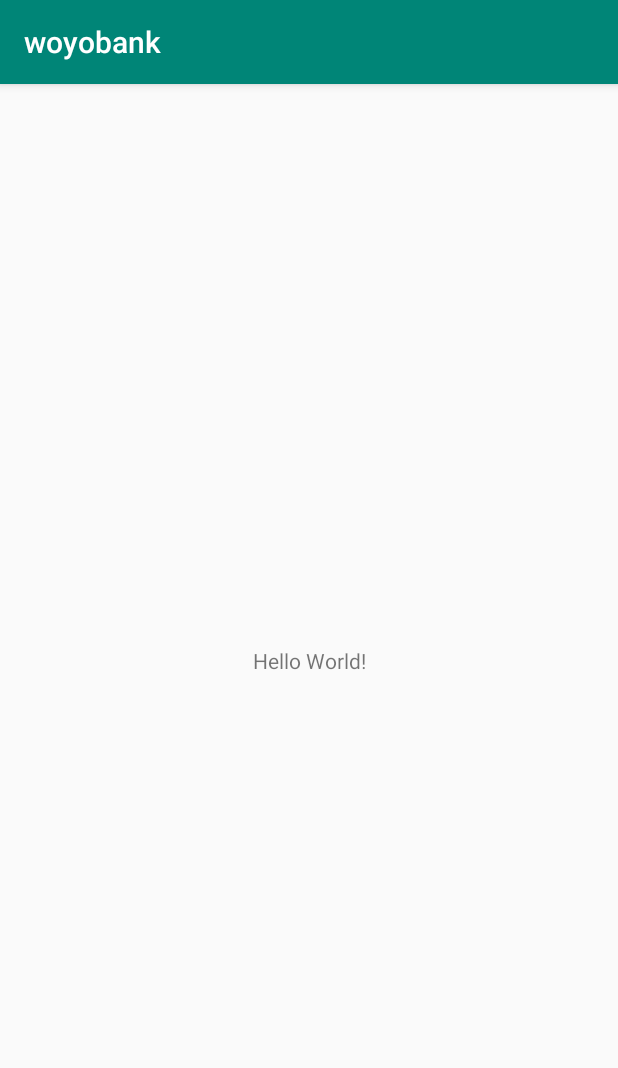
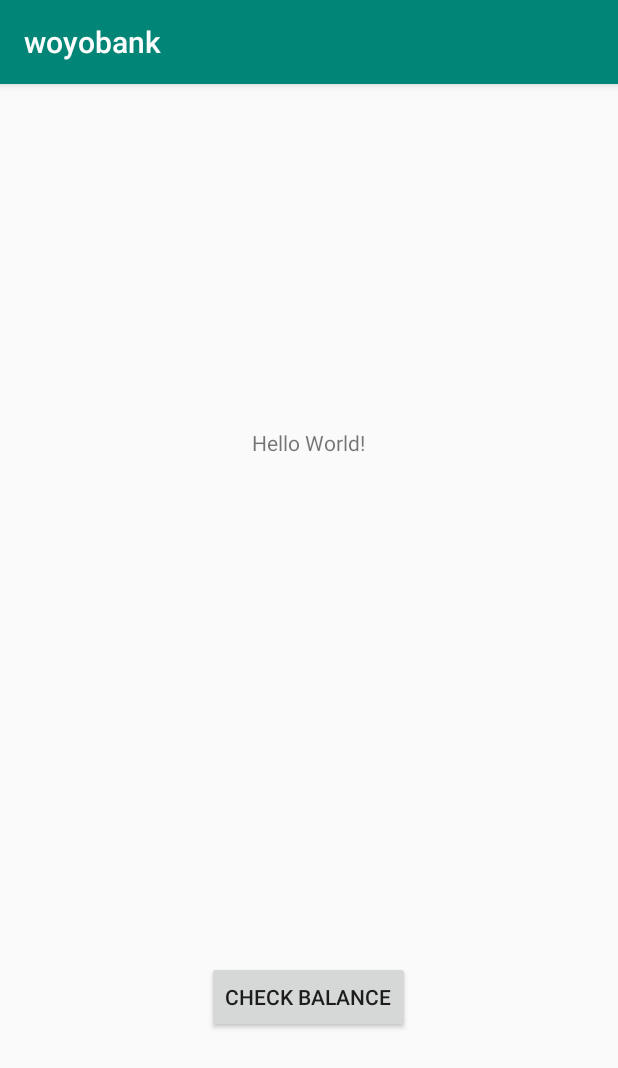
Before and after one commit to Arvinkosasih/DesignThinking-and-Project-Management, an Android app: the screen it shows after launch (MainActivity), on a phone screen of 412 x 824 dp. Shown: the top 1068 px of the screen. Run offline under Robolectric (Android 15) with nearby library versions, the phone set to English and light mode, and no system bars.

Commit message:
update main
add Intent to other activity

```diff
--- a/app/src/main/java/com/woyobank/woyobank/MainActivity.java
+++ b/app/src/main/java/com/woyobank/woyobank/MainActivity.java
@@ -1,13 +1,22 @@
 package com.woyobank.woyobank;
 
+import android.content.Intent;
 import android.support.v7.app.AppCompatActivity;
 import android.os.Bundle;
+import android.view.View;
+import android.widget.Button;
 
 public class MainActivity extends AppCompatActivity {
+
 
     @Override
     protected void onCreate(Bundle savedInstanceState) {
         super.onCreate(savedInstanceState);
         setContentView(R.layout.activity_main);
     }
+
+    public void balanceButton(View view){
+        Intent balanceIntent = new Intent(MainActivity.this, CheckBalance.class);
+        MainActivity.this.startActivity(balanceIntent);
+    }
 }
--- a/app/src/main/res/layout/activity_main.xml
+++ b/app/src/main/res/layout/activity_main.xml
@@ -1,5 +1,5 @@
 <?xml version="1.0" encoding="utf-8"?>
-<android.support.constraint.ConstraintLayout xmlns:android="http://schemas.android.com/apk/res/android"
+<RelativeLayout xmlns:android="http://schemas.android.com/apk/res/android"
     xmlns:app="http://schemas.android.com/apk/res-auto"
     xmlns:tools="http://schemas.android.com/tools"
     android:layout_width="match_parent"
@@ -9,10 +9,24 @@
     <TextView
         android:layout_width="wrap_content"
         android:layout_height="wrap_content"
+        android:layout_alignParentTop="true"
+        android:layout_centerHorizontal="true"
+        android:layout_marginTop="229dp"
         android:text="Hello World!"
         app:layout_constraintBottom_toBottomOf="parent"
         app:layout_constraintLeft_toLeftOf="parent"
         app:layout_constraintRight_toRightOf="parent"
         app:layout_constraintTop_toTopOf="parent" />
 
-</android.support.constraint.ConstraintLayout>
+    <Button
+        android:layout_width="wrap_content"
+        android:layout_height="wrap_content"
+        android:layout_alignParentBottom="true"
+        android:layout_centerHorizontal="true"
+        android:layout_marginBottom="135dp"
+        android:onClick="balanceButton"
+        android:text="Check Balance"
+        tools:layout_editor_absoluteX="125dp"
+        tools:layout_editor_absoluteY="314dp" />
+
+</RelativeLayout>
```
